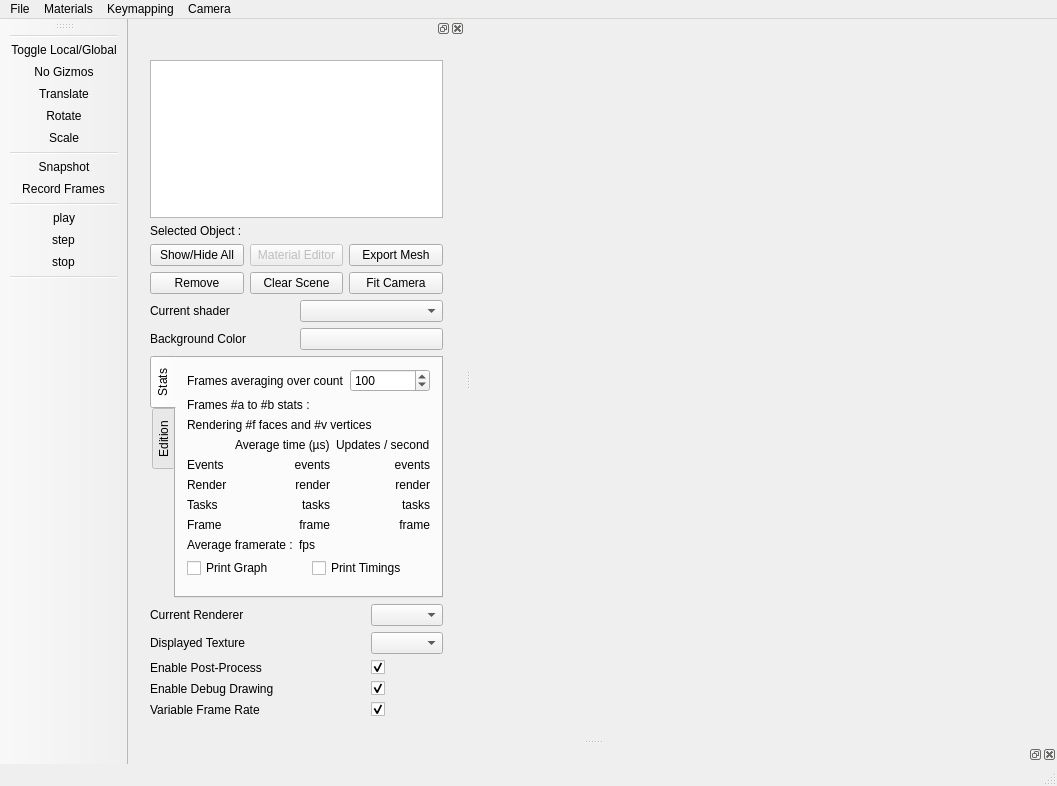
Qt form applications/viewer/radiumViewer7/Gui/ui/MainWindow.ui (T-PLAY/hub) before a commit.
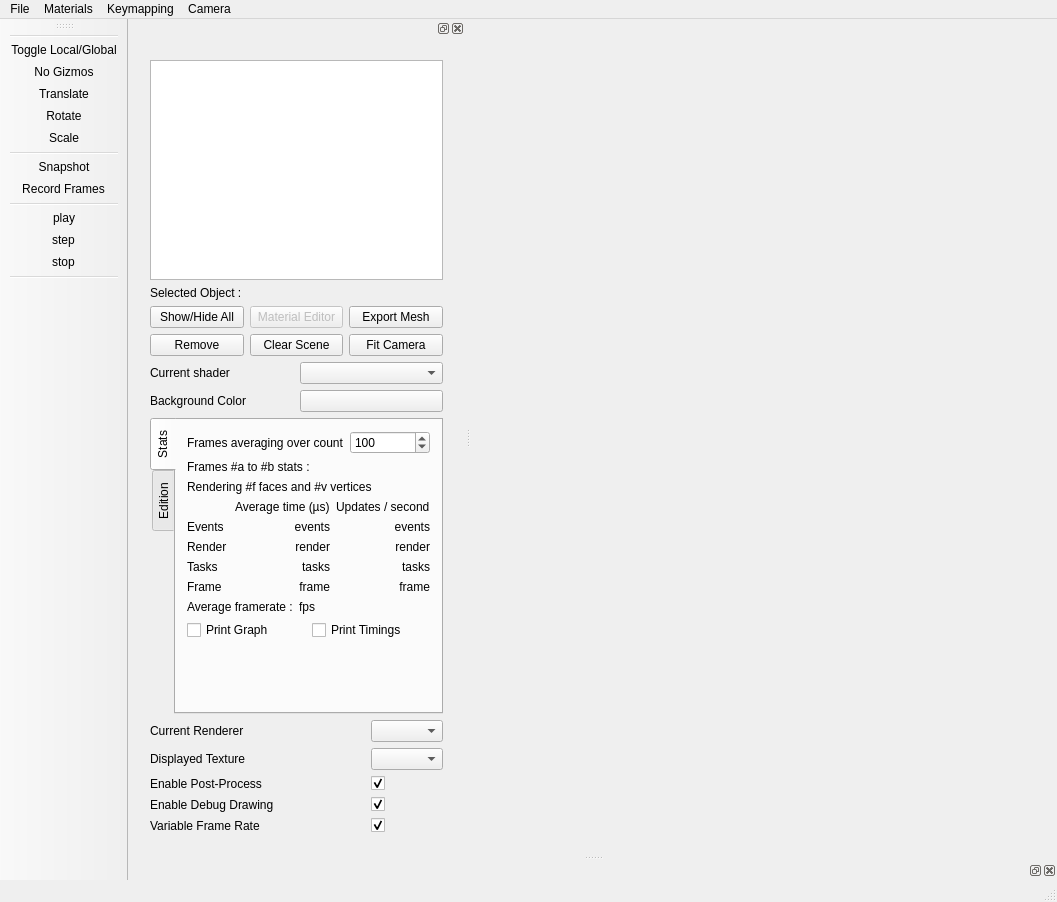
The same form after that commit. Icons and pictures are not drawn. Custom widgets are drawn as their Qt base class.

```diff
--- a/applications/viewer/radiumViewer7/Gui/ui/MainWindow.ui
+++ b/applications/viewer/radiumViewer7/Gui/ui/MainWindow.ui
@@ -26,20 +26,20 @@
       <property name="currentIndex">
        <number>0</number>
       </property>
-      <widget class="QWidget" name="page_3D">
+      <widget class="QWidget" name="page_2D">
        <layout class="QVBoxLayout" name="verticalLayout">
         <item>
-         <layout class="QVBoxLayout" name="verticalLayout_3D"/>
-        </item>
-       </layout>
-      </widget>
-      <widget class="QWidget" name="page_2">
-       <layout class="QVBoxLayout" name="verticalLayout_5">
-        <item>
          <widget class="QMdiArea" name="mdiArea"/>
         </item>
        </layout>
       </widget>
+      <widget class="QWidget" name="page_3D">
+       <layout class="QVBoxLayout" name="verticalLayout_5">
+        <item>
+         <layout class="QVBoxLayout" name="verticalLayout_3D"/>
+        </item>
+       </layout>
+      </widget>
      </widget>
     </item>
    </layout>
@@ -103,7 +103,7 @@
    <property name="minimumSize">
     <size>
      <width>302</width>
-     <height>706</height>
+     <height>836</height>
     </size>
    </property>
    <attribute name="dockWidgetArea">
@@ -123,7 +123,7 @@
               <property name="minimumSize">
                <size>
                 <width>0</width>
-                <height>0</height>
+                <height>200</height>
                </size>
               </property>
               <property name="editTriggers">
```
Left out of the diff: 2 changed lines with no effect on the pictures.
